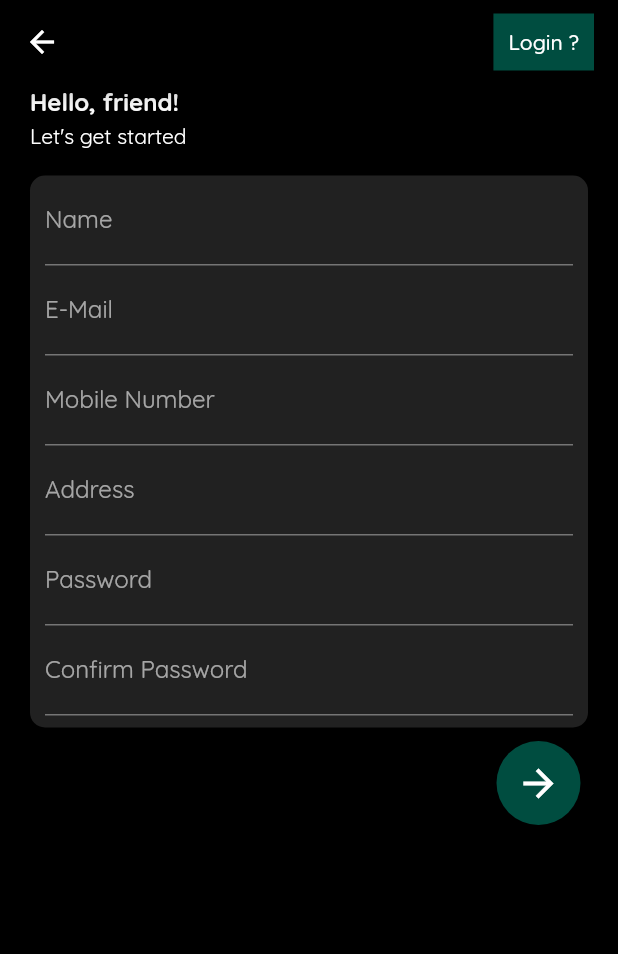
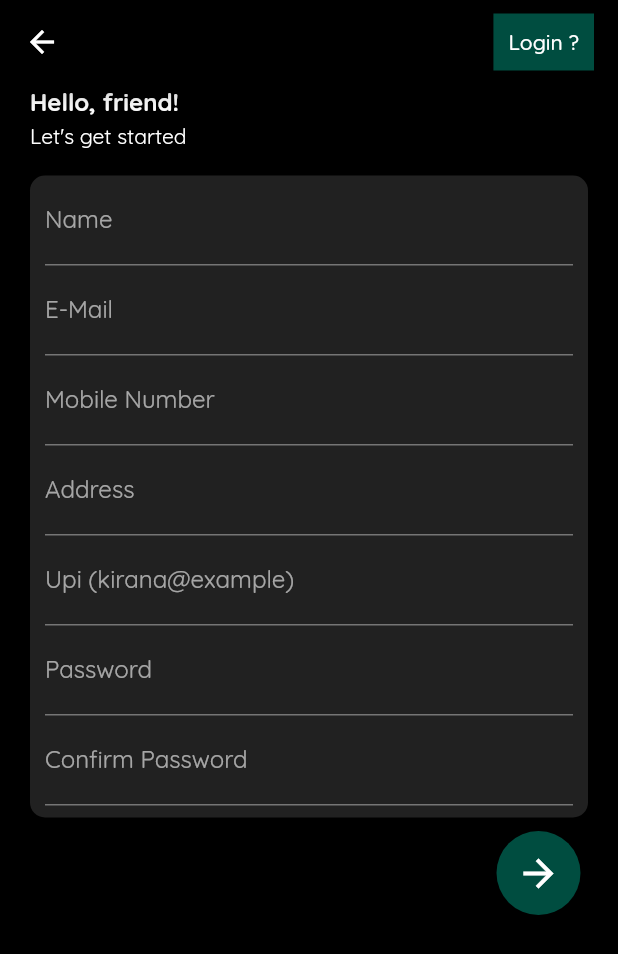
Before and after one commit to aditya2548/Kirana_Mart, a Flutter app: the SignUpScreen screen opened by its route, on a phone screen of 412 x 824 dp. Shown: the top 954 px of the screen. Run offline on Flutter 3.47's test engine with Material 2 defaults, Android fonts, the phone set to English and light mode, and no system bars; our stand-ins replace badges, cloud_firestore, delayed_display, firebase_auth, firebase_core, firebase_messaging and 6 more; missing offline and left inert: upi_pay; accounts and stored records are empty.

Commit message:
Added upi option in signup screen

```diff
--- a/lib/models/auth_provider.dart
+++ b/lib/models/auth_provider.dart
@@ -101,6 +101,7 @@ class AuthProvider {
             "mobileNumber": _authData["mobileNumber"],
             "address": _authData["address"],
             "fcmToken": token,
+            "upi": _authData["upi"],
           },
         );
         if (_authData["email"] == DataModel.adminEmail) {
@@ -113,6 +114,7 @@ class AuthProvider {
             "mobileNumber": _authData["mobileNumber"],
             "address": _authData["address"],
             "fcmToken": token,
+            "upi": _authData["upi"]
           });
         }
       }
--- a/lib/screens/products_list_screen.dart
+++ b/lib/screens/products_list_screen.dart
@@ -30,9 +30,10 @@ class _ProductsListScreenState extends State<ProductsListScreen> {
         .listenToProductsRealTime()
         .then((_) {
       Future.delayed(Duration(milliseconds: 1500)).then((value) {
-        setState(() {
-          isLoading = false;
-        });
+        if (this.mounted)
+          setState(() {
+            isLoading = false;
+          });
       });
     }).catchError((error) {
       CustomDialog.generalErrorDialog(context);
--- a/lib/screens/signup_screen.dart
+++ b/lib/screens/signup_screen.dart
@@ -86,6 +86,7 @@ class _SignupAuthCardState extends State<SignupAuthCard> {
     'mobileNumber': '',
     'address': '',
     'password': '',
+    'upi': '',
   };
   var _isLoading = false;
   final _passwordController = TextEditingController();
@@ -224,6 +225,17 @@ class _SignupAuthCardState extends State<SignupAuthCard> {
                     ),
                     TextFormField(
                       // style: TextStyle(fontSize: 10),
+                      decoration: InputDecoration(
+                          labelText: 'Upi (kirana@example)',
+                          hintText: 'Mandatory for retailers'),
+                      keyboardType: TextInputType.emailAddress,
+                      textInputAction: TextInputAction.next,
+                      onSaved: (value) {
+                        _authData['upi'] = value;
+                      },
+                    ),
+                    TextFormField(
+                      // style: TextStyle(fontSize: 10),
                       autovalidateMode: AutovalidateMode.onUserInteraction,
                       decoration: InputDecoration(
                         labelText: 'Password',
@@ -259,6 +271,8 @@ class _SignupAuthCardState extends State<SignupAuthCard> {
                         }
                         return null;
                       },
+                      onFieldSubmitted: (_) =>
+                          FocusScope.of(context).requestFocus(FocusNode()),
                     ),
                     SizedBox(
                       height: 8,
```
